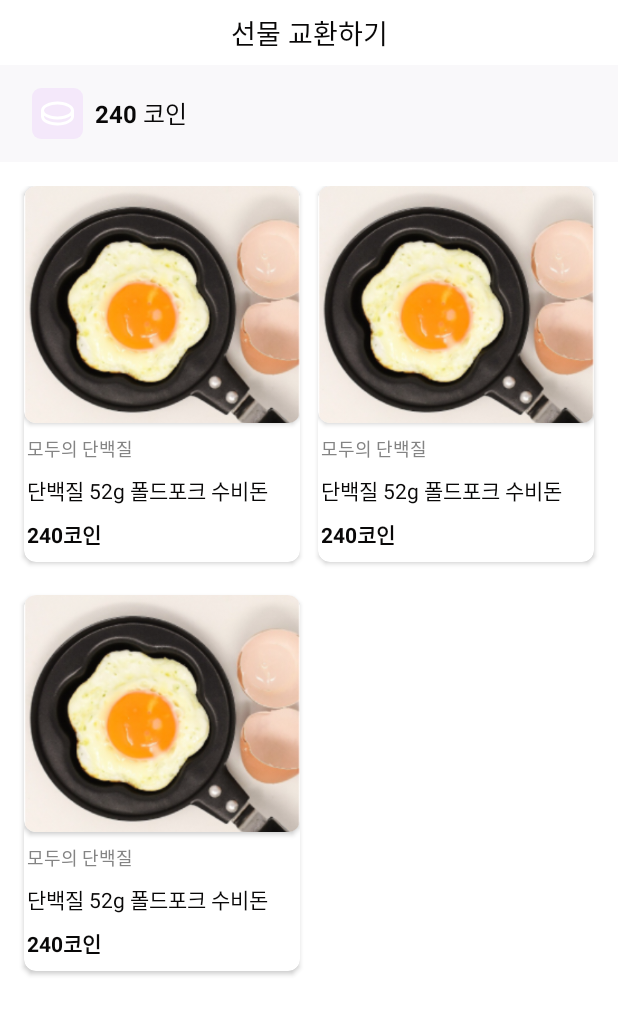
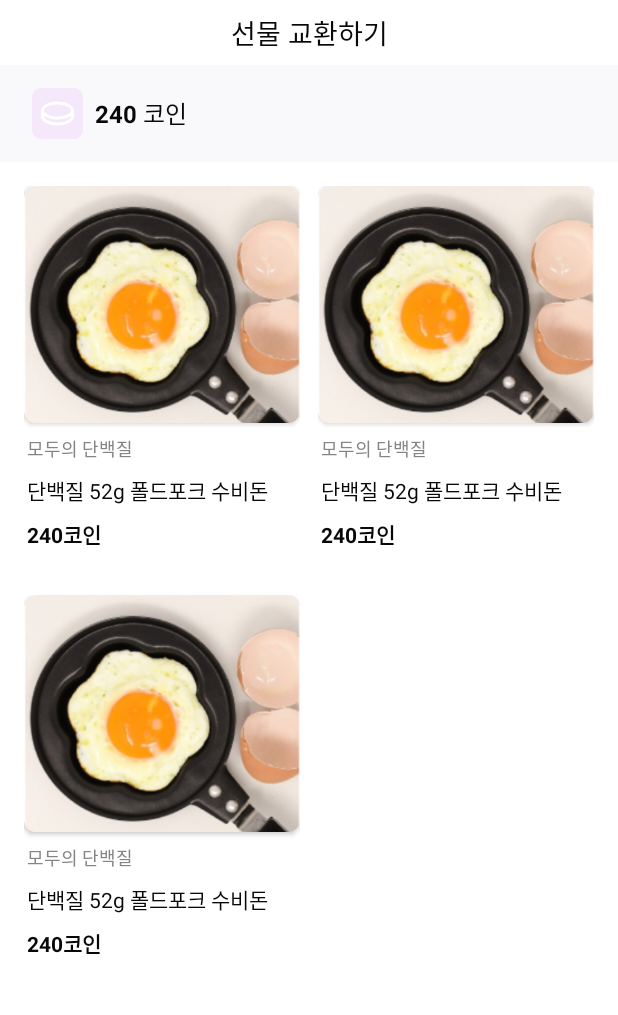
Before and after one commit to changs97/HiFit_Android, an Android app: the layout fragment_product.xml on its own in the app's theme, with its tools: preview values and no code run, on a phone screen of 412 x 824 dp. Shown: the top 1015 px of the screen. Run offline under Robolectric (Android 15) with nearby library versions, the phone set to English and light mode, and no system bars.

Commit message:
Fix: 상품 아이템 layout 수정

```diff
--- a/app/src/main/res/layout/item_product.xml
+++ b/app/src/main/res/layout/item_product.xml
@@ -3,7 +3,7 @@
     xmlns:app="http://schemas.android.com/apk/res-auto"
     xmlns:tools="http://schemas.android.com/tools">
 
-    <androidx.cardview.widget.CardView
+    <androidx.appcompat.widget.LinearLayoutCompat
         android:layout_width="match_parent"
         android:layout_height="wrap_content"
         android:layout_marginHorizontal="6dp"
@@ -70,5 +70,5 @@
 
         </androidx.appcompat.widget.LinearLayoutCompat>
 
-    </androidx.cardview.widget.CardView>
+    </androidx.appcompat.widget.LinearLayoutCompat>
 </layout>
```
